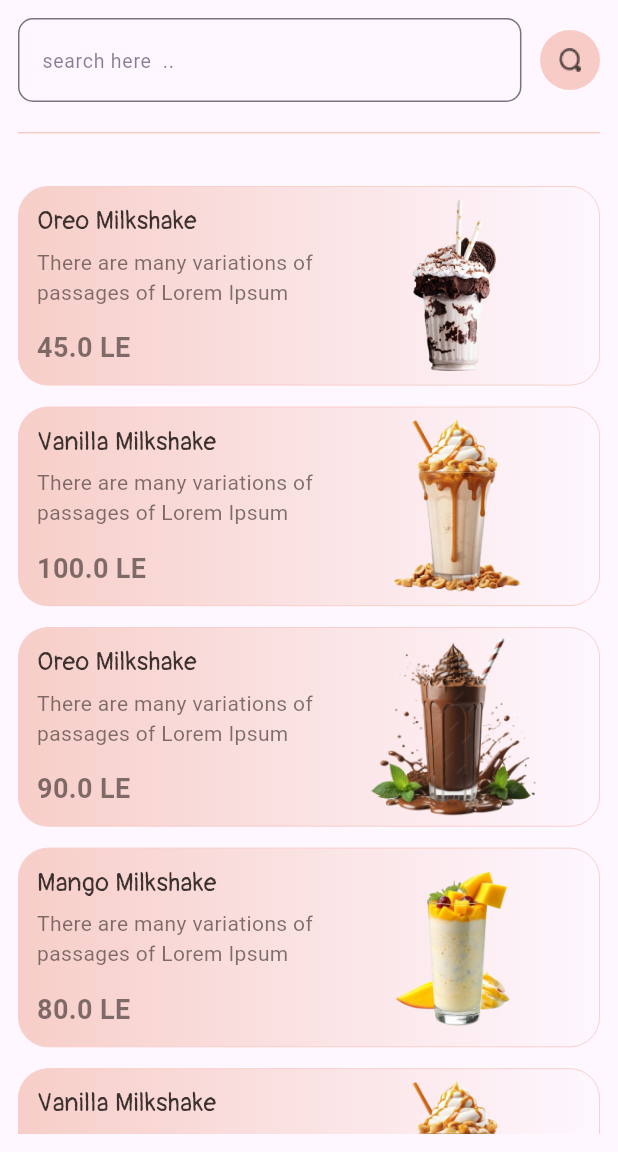
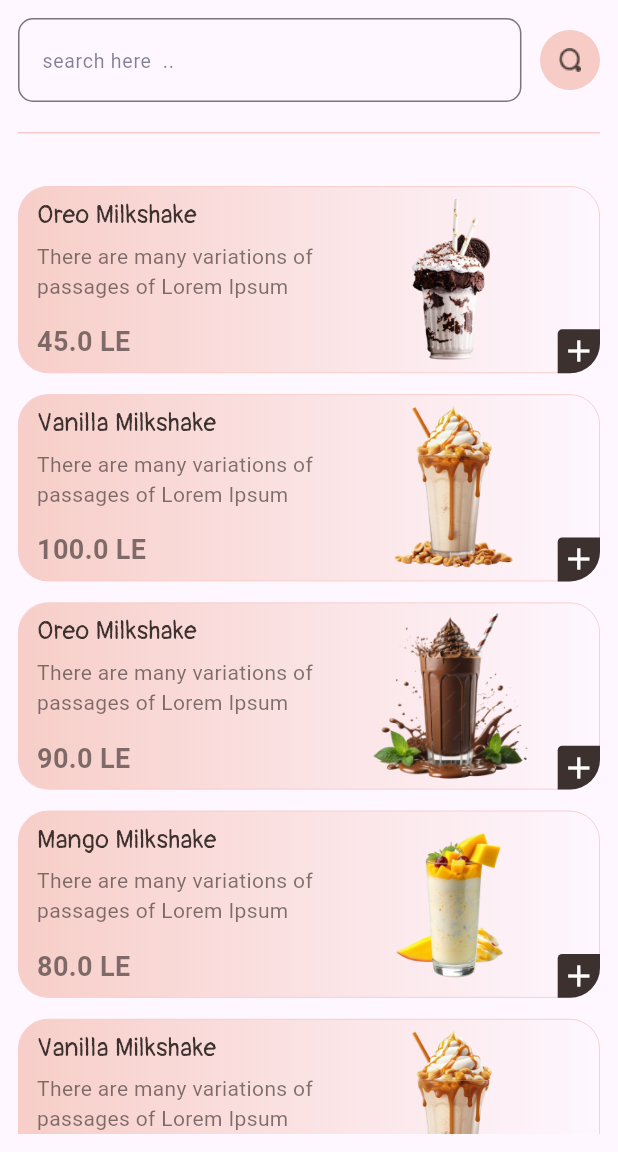
Before and after one commit to mohamedamr77/flowercafeapp, a Flutter app: the HomePageScreen screen opened directly, after a tap on "Milkshake", on a phone screen of 412 x 824 dp, the part 84-1236 px from its top. Run offline on Flutter 3.47's test engine with Material 3 defaults, Android fonts, the phone set to English and light mode, and no system bars; our stand-ins replace animate_do.

Commit message:
final homebage and best selling and category

```diff
--- a/lib/model_varibale/best_selling/list_best_selling.dart
+++ b/lib/model_varibale/best_selling/list_best_selling.dart
@@ -7,7 +7,7 @@ import 'bestselling_model.dart';
 
 List<BestSellinModel> bestSellingList=[
   BestSellinModel(
-      image: "assets/images/mobilecafe.jpg",
+      image:ImageApp.donuts_Image,
       nameProduct: AppText.donatsText,
       flavor: "Creamy",
       price: 45,
--- a/lib/widget/best_selling_widget/best_selling_item.dart
+++ b/lib/widget/best_selling_widget/best_selling_item.dart
@@ -13,8 +13,10 @@ class _CustomBestSellingItemState extends State<CustomBestSellingItem> {
   @override
   Widget build(BuildContext context) {
     return   Stack(
+      alignment: Alignment.bottomRight,
       children: [
         Container(
+          padding: EdgeInsets.all(10),
           height: MediaQuery.of(context).size.height*0.22,
           width: MediaQuery.of(context).size.width*0.42,
           decoration: BoxDecoration(
@@ -32,20 +34,45 @@ class _CustomBestSellingItemState extends State<CustomBestSellingItem> {
                 color: ColorApp.border_container_bestselling_color,
               )
           ),
-        ),
-
-        Positioned(
-          left: 8,
-          right:30 ,
-          top:9 ,
-          bottom: 81,
-          child: Image(
-            image: AssetImage(bestSellingList[widget.index].image),
+          child: Column(
+            mainAxisAlignment: MainAxisAlignment.start,
+            crossAxisAlignment: CrossAxisAlignment.start,
+            children: [
+              Image(
+                image: AssetImage(bestSellingList[widget.index].image),
+                width: MediaQuery.of(context).size.width*0.3,
+                height: MediaQuery.of(context).size.height*0.1,
+              ),
+              SizedBox(height: 10,),
+              Text(bestSellingList[widget.index].nameProduct,
+                style: TextStyle(
+                  color: ColorApp.basic_color,
+                  fontSize: 13,
+                  fontWeight: FontWeight.w500,
+                ),
+              ),
+              SizedBox(height: 4,),
+              Text("Flavor : ${bestSellingList[widget.index].flavor}",
+                style: TextStyle(
+                  color: ColorApp.flavor_color,
+                  fontSize: 13,
+                  fontWeight: FontWeight.w500,
+                ),
+              ),
+              SizedBox(height: 5,),
+              Text("${bestSellingList[widget.index].price} LE",
+                style: TextStyle(
+                  color: ColorApp.basic_color,
+                  fontSize: 13,
+                  fontWeight: FontWeight.bold,
+                ),
+              ),
+            ],
           ),
         ),
         Positioned(
           right: 3,
-          top: 4,
+          top: 9,
           child: CircleAvatar(
             backgroundColor: ColorApp.white_color ,
             child: Center(
@@ -62,40 +89,18 @@ class _CustomBestSellingItemState extends State<CustomBestSellingItem> {
             ),
           ),
         ),
-        Positioned(
-          top: 100,
-          bottom: 52,
-          left: 8,
-          child: Text(bestSellingList[widget.index].nameProduct,
-            style: TextStyle(
-              color: ColorApp.basic_color,
-              fontSize: 13,
-              fontWeight: FontWeight.w500,
-            ),
+        Container(
+          width: 28.21,
+          height: 29.24,
+          decoration: BoxDecoration(
+            color: Color(0xff3C312F),
+            borderRadius: BorderRadius.only(
+              topLeft:Radius.circular(3) ,
+              bottomRight:Radius.circular(20) ,
+            )
           ),
-        ),
-        Positioned(
-          top: 118,
-          bottom: 34,
-          left: 8,
-          child: Text("Flavor : ${bestSellingList[widget.index].flavor}",
-            style: TextStyle(
-              color: ColorApp.flavor_color,
-              fontSize: 13,
-              fontWeight: FontWeight.w500,
-            ),
-          ),
-        ),
-        Positioned(
-          top: 142,
-          bottom: 10,
-          left: 12,
-          child: Text("${bestSellingList[widget.index].price} LE",
-            style: TextStyle(
-              color: ColorApp.basic_color,
-              fontSize: 13,
-              fontWeight: FontWeight.bold,
-            ),
+          child: Icon(Icons.add,
+          color: Colors.white,
           ),
         ),
       ],
--- a/lib/widget/category_details_widget/category_details_body.dart
+++ b/lib/widget/category_details_widget/category_details_body.dart
@@ -1,6 +1,5 @@
 import 'package:cafeflower/cool/colorcore.dart';
 import 'package:cafeflower/cool/imagecore.dart';
-import 'package:cafeflower/model_varibale/category/Milkshake_list.dart';
 import 'package:flutter/material.dart';
 import '../../model_varibale/category/category_details_model.dart';
 import '../../model_varibale/category/item_model.dart';
@@ -71,7 +70,10 @@ class _CategoryDetailsBodyState extends State<CategoryDetailsBody> {
             Expanded(
               child: ListView.separated(
                 separatorBuilder: (context, index) => SizedBox(height: 14,),
-                itemBuilder: (context, index) => Container(
+                itemBuilder: (context, index) => Stack(
+                  alignment: Alignment.bottomRight,
+                  children: [
+                    Container(
                       padding: EdgeInsets.symmetric(
                         horizontal: 12,
                       ),
@@ -131,17 +133,32 @@ class _CategoryDetailsBodyState extends State<CategoryDetailsBody> {
                             ],
                           ),
                           Image(
-                         width: MediaQuery.of(context).size.width*0.35,
-                        height: MediaQuery.of(context).size.height*0.16,
+                            width: MediaQuery.of(context).size.width*0.34,
+                            height: MediaQuery.of(context).size.height*0.15,
                             image: AssetImage(itemDetailsList[index].image),
                           ),
                         ],
                       ),
                     ),
+                    Container(
+                      width: 28.21,
+                      height: 29.24,
+                      decoration: BoxDecoration(
+                          color: Color(0xff3C312F),
+                          borderRadius: BorderRadius.only(
+                            topLeft:Radius.circular(3) ,
+                            bottomRight:Radius.circular(20) ,
+                          )
+                      ),
+                      child: Icon(Icons.add,
+                        color: Colors.white,
+                      ),
+                    ),
+                  ],
+                ),
                 itemCount: itemDetailsList.length,
               ),
             )
-
           ],
         ),
       ),
--- a/lib/widget/home_page_widget/home_page_body.dart
+++ b/lib/widget/home_page_widget/home_page_body.dart
@@ -19,6 +19,7 @@ class CustomHomePageBody extends StatelessWidget {
         vertical:MediaQuery.of(context).size.height*0.01  ,
       ),
       child: CustomScrollView(
+        physics: NeverScrollableScrollPhysics(),
         slivers: [
           SliverToBoxAdapter(child: const  CustomBanner(image: ImageApp.homePage_flower_Image, text: AppText.chooseSuitsText)), //done
           SliverToBoxAdapter(child:    SizedBox(height: MediaQuery.of(context).size.height*0.022,)), //done
@@ -40,7 +41,7 @@ class CustomHomePageBody extends StatelessWidget {
           ), //done
            SliverToBoxAdapter(
              child: SizedBox(
-               height: MediaQuery.of(context).size.height*0.23,
+               height: MediaQuery.of(context).size.height*0.22,
                child: ListView.separated(
                  scrollDirection: Axis.horizontal,
                  itemBuilder: (context, index) => CustomBestSellingItem(index: index),
@@ -49,7 +50,7 @@ class CustomHomePageBody extends StatelessWidget {
                  },
                  itemCount: bestSellingList.length,),
              ),
-           )
+           ),
     ]
     ),
     );
```
Lines whose indentation alone changed are shown as unchanged.
